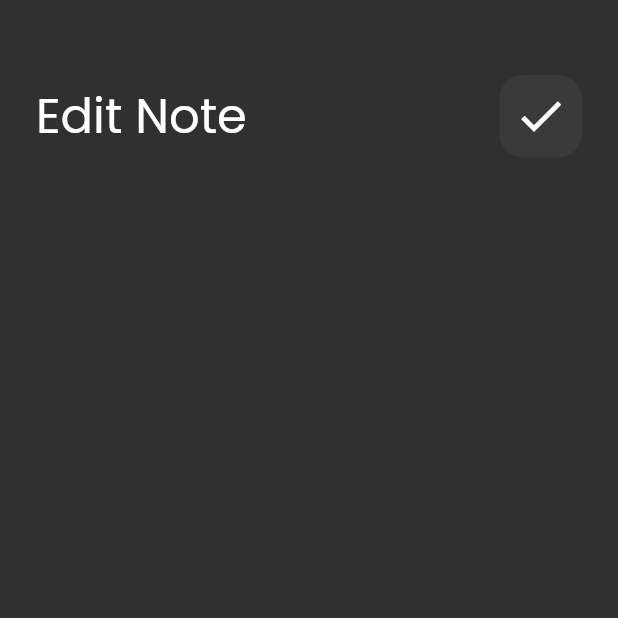
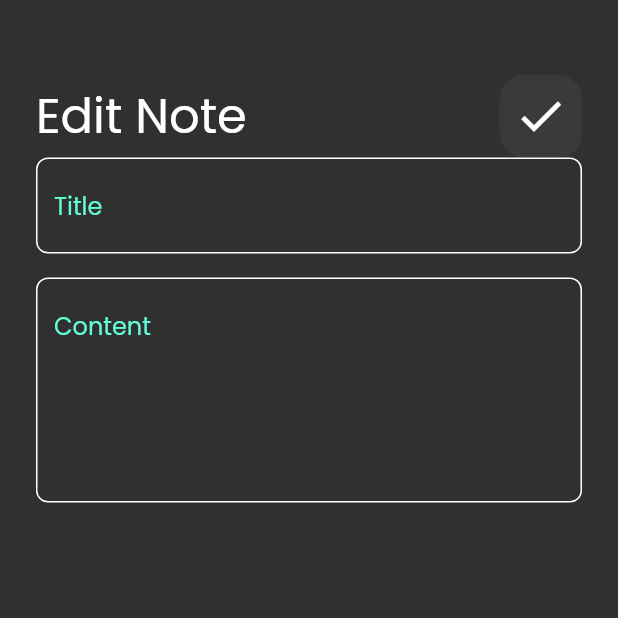
Before and after one commit to saeed-talaat/notes_app, a Flutter app: the EditNoteView screen opened directly, on a phone screen of 412 x 824 dp, the top half of it. Run offline on Flutter 3.47's test engine with Material 3 defaults, Android fonts, the phone set to English and light mode, and no system bars; our stand-ins replace font_awesome_flutter.

Commit message:
edit note view done

```diff
--- a/lib/widgets/edit_note_view_body.dart
+++ b/lib/widgets/edit_note_view_body.dart
@@ -1,5 +1,6 @@
 import 'package:flutter/material.dart';
 import 'package:notes_pp/widgets/custom_app_bar.dart';
+import 'package:notes_pp/widgets/custom_text_field.dart';
 
 class EditNoteViewBody extends StatelessWidget {
   const EditNoteViewBody({Key? key}) : super(key: key);
@@ -14,8 +15,11 @@ class EditNoteViewBody extends StatelessWidget {
             height: 50,
           ),
           const CustomAppBar(title: 'Edit Note', icon: Icons.check),
-
-
+          const CustomTextField(hintText: 'Title'),
+          const SizedBox(
+            height: 16,
+          ),
+          const CustomTextField(hintText: 'Content', maxLines: 5)
         ],
       ),
     );
```
